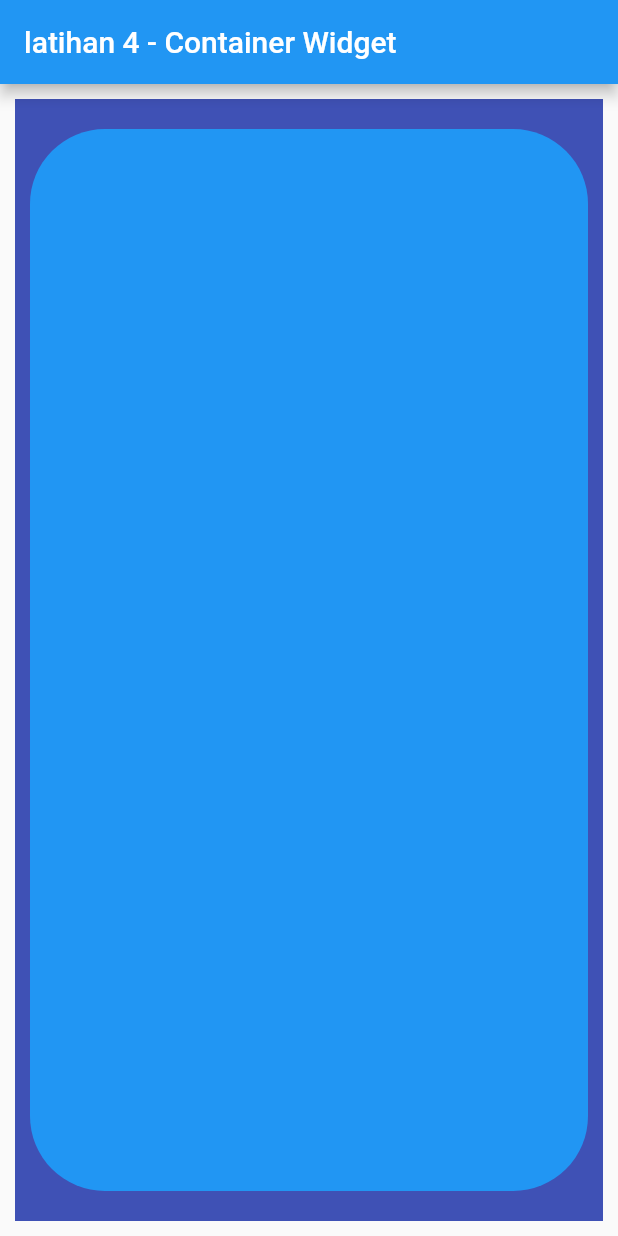
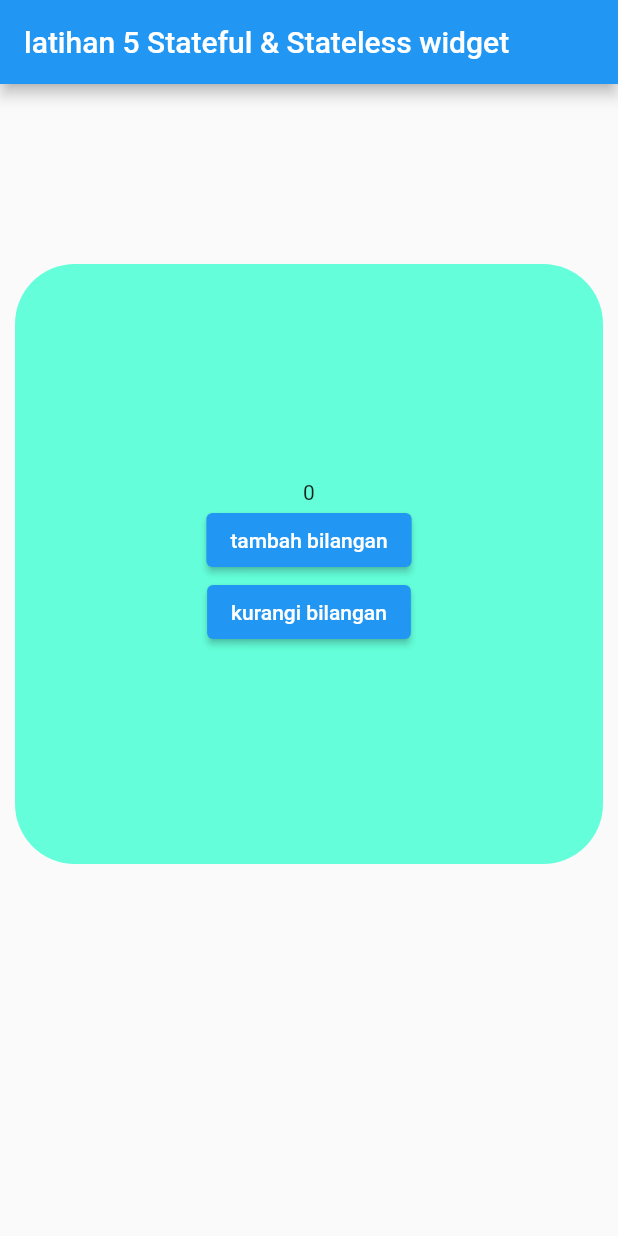
Before and after one commit to dodichakill/latihan_flutter_ku, a Flutter app: the screen it shows after launch, on a phone screen of 412 x 824 dp. Run offline on Flutter 3.47's test engine with Material 2 defaults, Android fonts, the phone set to English and light mode, and no system bars.

Commit message:
latihan 5 - Stateless & stateful widget

```diff
--- a/lib/main.dart
+++ b/lib/main.dart
@@ -1,90 +1,70 @@
-// latihan 4 - Container Widget
+// latihan 5 - Stateless & stateful widget
 
 import 'package:flutter/material.dart';
 
 void main() => runApp(MyApp());
 
-class MyApp extends StatelessWidget {
+class MyApp extends StatefulWidget {
+  @override
+  _MyAppState createState() => _MyAppState();
+}
+
+class _MyAppState extends State<MyApp> {
+  int number = 0;
+  void tambahBilangan() {
+    setState(() {
+      number += 1;
+    });
+  }
+
+  void kurangBilangan() {
+    setState(() {
+      number -= 1;
+    });
+  }
+
   @override
   Widget build(BuildContext context) {
     return MaterialApp(
       home: Scaffold(
-          appBar: AppBar(
-            title: Text('latihan 4 - Container Widget'),
+        appBar: AppBar(
+          title: Text('latihan 5 Stateful & Stateless widget'),
+        ),
+        body: Container(
+          margin: EdgeInsets.fromLTRB(10, 120, 10, 0),
+          height: 400,
+          width: 400,
+          decoration: BoxDecoration(
+            color: Colors.tealAccent,
+            borderRadius: BorderRadius.circular(40),
           ),
-          // body: Container(
-          //   color: Colors.purple,
-          //   margin: EdgeInsets.all(10),
-          //   padding: EdgeInsets.only(bottom: 10, top: 10),
-          //   child: Container(
-          //     color: Colors.blue,
-          //     margin: EdgeInsets.fromLTRB(10, 20, 30, 40),
-          //   ),
-          // )),
-
-          // body: Container(
-          //   color: Colors.indigo,
-          //   margin: EdgeInsets.all(10),
-          //   padding: EdgeInsets.only(bottom: 10, top: 10),
-          //   child: Container(
-          //     // memberikan gradasi dari kiri ke kanan
-          //     decoration: BoxDecoration(
-          //         gradient: LinearGradient(colors: <Color>[
-          //       Colors.yellow,
-          //       Colors.green,
-          //       Colors.lightBlue,
-          //       Colors.purple
-          //     ])),
-          //     margin: EdgeInsets.only(top: 10, bottom: 10),
-          //   ),
-          // )),
-
-          // body: Container(
-          //   color: Colors.indigo,
-          //   margin: EdgeInsets.all(10),
-          //   padding: EdgeInsets.only(bottom: 10, top: 10),
-          //   child: Container(
-          //     // memberikan gradasi dari atas kiri ke bawah kanan
-          //     decoration: BoxDecoration(
-          //         gradient: LinearGradient(
-          //             begin: Alignment.topLeft,
-          //             end: Alignment.bottomRight,
-          //             colors: <Color>[
-          //           Colors.yellow,
-          //           Colors.green,
-          //           Colors.lightBlue,
-          //           Colors.purple
-          //         ])),
-          //     margin: EdgeInsets.only(top: 10, bottom: 10),
-          //   ),
-          // )),
-
-          body: Container(
-            color: Colors.indigo,
-            margin: EdgeInsets.all(10),
-            padding: EdgeInsets.only(bottom: 10, top: 10),
-            child: Container(
-              // memberikan border radius
-              decoration: BoxDecoration(
-                  color: Colors.blue, borderRadius: BorderRadius.circular(50)),
-              margin: EdgeInsets.all(10),
+          child: Center(
+            child: Column(
+              mainAxisAlignment:
+                  MainAxisAlignment.center, //menengahkan isi secara vertikal
+              children: <Widget>[
+                Text(number.toString()),
+                ElevatedButton(
+                  onPressed: tambahBilangan,
+                  child: Text('tambah bilangan'),
+                ),
+                ElevatedButton(
+                  child: Text('kurangi bilangan'),
+                  onPressed: kurangBilangan,
+                )
+              ],
             ),
-          )),
+          ),
+        ),
+      ),
     );
   }
 }
 
 // penjelasan singkat
 // ----------------
-// Widget Container merupakan widget pembungkus
-// widget ini mempunyai property seperti berikut:
-// - color
-// berfungsi untuk memberikan warna kepada container, dan bisa bernilai Colors.blue yang artinya container berwarna biru
-// - margin
-// untuk memberikan jarak container ke-luar container, bisa bernilai: EdgeInsets.all(10) yang berarti semua sisinya container memiliki jarak ke-luar 10, EdgeInsets.only(bottom: 10, top: 10) yang berarti hanya sisi bagian bawah dan atasnya container memiliki jarak ke-luar 10, EdgeInsets.fromLTRB(10, 20, 30, 40) artinya dari sisi kiri memiliki jarak ke-luar 10, atas 20, kanan 30, bawah 40
-// - padding
-// untuk memberikan jarak container ke-dalam container, bisa bernilai: EdgeInsets.all(10) yang berarti semua sisinya container memiliki jarak ke-dalam 10, EdgeInsets.only(bottom: 10, top: 10) yang berarti hanya sisi bagian bawah dan atasnya container memiliki jarak ke-dalam 10, EdgeInsets.fromLTRB(10, 20, 30, 40) artinya dari sisi kiri memiliki jarak ke-dalam 10, atas 20, kanan 30, bawah 40
-// - child
-// yang berfungsi untuk membuat/menambahkan turunan widget lainnya kedalam container
-// - decoration
-// berfungsi untuk memberikan dekorasi/styling pada container, bisa berisi widget BoxDecoration yang bernilai gradient: LinearGradient(colors: <Color>[Colors.yellow, Colors.red, Colors.green]) yang berarti container tersebut memiliki gradasi warna dari kiri kuning, dari tengah merah dan dari kanan hijau
+// Stateless widget merupakan widget yang tidak mempunyai state,
+// stateful widget merupakan widget yang mempunyai state,
+// state merupakan sebuah keadaan. contohnya air mempunyai 3 keadaan yaitu cair, beku, uap/gas dalam keadaan tertentu
+// dan untuk membuat state langsung menampilkan state terbaru maka state tersebut harus berada pada function setState(){}
+// dan diatas merupakan contoh dari stateful widget
```
